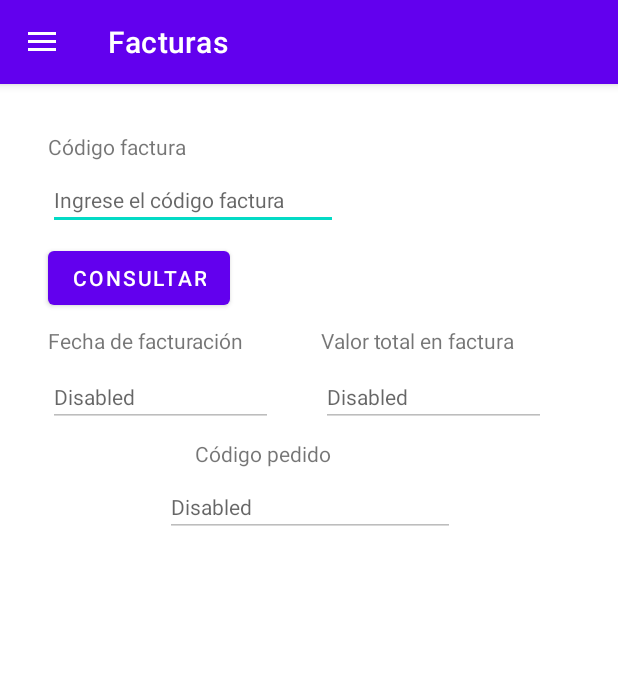
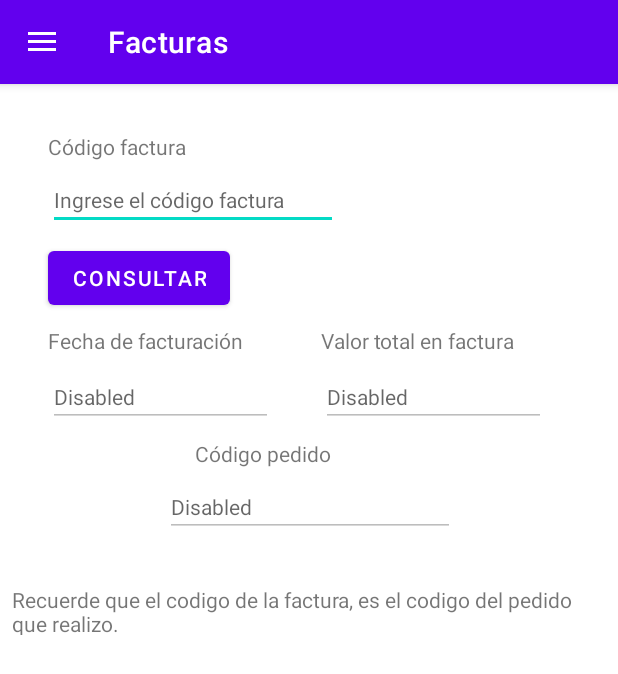
Before and after one commit to YesidCadavid421/FacFerreteria, an Android app: the screen it shows after launch (MainActivity), in the side drawer, after a tap on "Facturas", on a phone screen of 412 x 824 dp. Shown: the top 674 px of the screen. Run offline under Robolectric (Android 15) with nearby library versions, the phone set to English and light mode, and no system bars; our stand-ins replace navigation-ui.

Commit message:
ajustes de xml para factura

```diff
--- a/app/src/main/res/layout/fragment_facturas.xml
+++ b/app/src/main/res/layout/fragment_facturas.xml
@@ -126,4 +126,17 @@
         app:layout_constraintStart_toStartOf="parent"
         app:layout_constraintTop_toTopOf="parent" />
 
+    <TextView
+        android:id="@+id/textView14"
+        android:layout_width="387dp"
+        android:layout_height="33dp"
+        android:layout_marginStart="8dp"
+        android:layout_marginTop="32dp"
+        android:layout_marginEnd="8dp"
+        android:text="Recuerde que el codigo de la factura, es el codigo del pedido que realizo."
+        app:layout_constraintEnd_toEndOf="parent"
+        app:layout_constraintHorizontal_bias="0.0"
+        app:layout_constraintStart_toStartOf="parent"
+        app:layout_constraintTop_toBottomOf="@+id/etCodigoPedidoFactura" />
+
 </androidx.constraintlayout.widget.ConstraintLayout>
```
